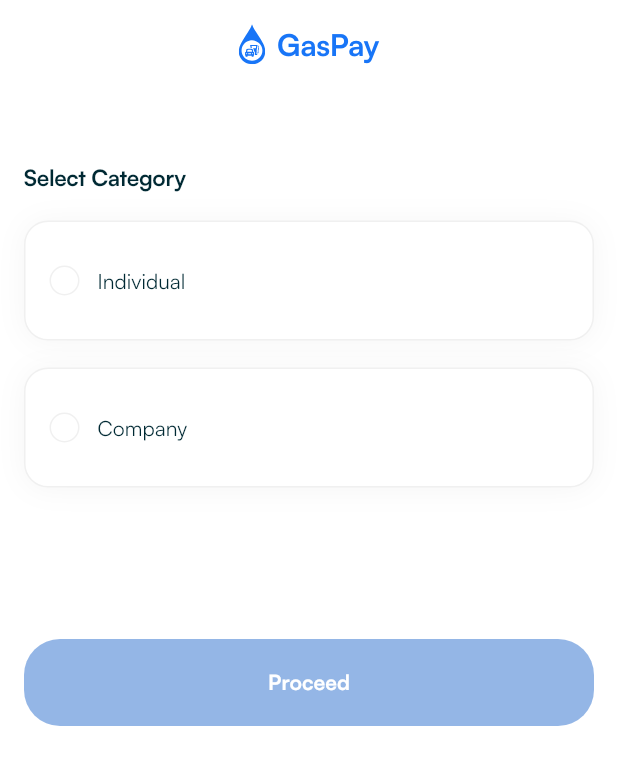
After one commit to quabiee07/gaspay_mobile, a Flutter app: the AccountTypeScreen screen opened directly, on a phone screen of 412 x 824 dp. The commit adds this screen. Shown: the top 765 px of the screen. Run offline on Flutter 3.47's test engine with Material 3 defaults, Android fonts, the light colour scheme and no system bars; our stand-ins replace another_flushbar, dio, flutter_svg, gap, get_it, google_maps_flutter and 5 more; missing offline and left inert: awesome_dio_interceptor; accounts and stored records are empty.

Commit message:
feat: account type impl

```diff
--- a/lib/core/presentation/app.dart
+++ b/lib/core/presentation/app.dart
@@ -3,6 +3,10 @@ import 'package:flutter/services.dart';
 import 'package:gaspay_mobile/core/presentation/manager/theme_provider.dart';
 import 'package:gaspay_mobile/core/presentation/theme/app_theme.dart';
 import 'package:gaspay_mobile/core/presentation/utils/custom_state.dart';
+import 'package:gaspay_mobile/features/auth/presentation/screens/login.dart';
+import 'package:gaspay_mobile/features/auth/presentation/screens/register.dart';
+import 'package:gaspay_mobile/features/auth/presentation/screens/reset_password.dart';
+import 'package:gaspay_mobile/features/onboarding/presentation/screens/onboarding.dart';
 import 'package:gaspay_mobile/features/onboarding/presentation/screens/splash.dart';
 import 'package:provider/provider.dart';
 
@@ -31,6 +35,15 @@ class App extends StatelessWidget with AppTheme {
               navigatorKey: navigator,
               navigatorObservers: [routeObserver],
               home: const SplashScreen(),
+              initialRoute: SplashScreen.id,
+              routes: {
+                SplashScreen.id: (context) => const SplashScreen(),
+                OnboardingScreen.id: (context) => const OnboardingScreen(),
+                RegisterScreen.id: (context) => const RegisterScreen(),
+                LoginScreen.id: (context) => const LoginScreen(),
+                ResetPasswordScreen.id: (context) =>
+                    const ResetPasswordScreen(),
+              },
             ),
           );
         },
--- a/lib/features/auth/presentation/manager/auth_state.dart
+++ b/lib/features/auth/presentation/manager/auth_state.dart
@@ -16,4 +16,6 @@ class AuthState {
   String? emailError;
   String phone = '';
   String? phoneError;
+
+  String? accountType;
 }
--- a/lib/features/auth/presentation/manager/register_provider.dart
+++ b/lib/features/auth/presentation/manager/register_provider.dart
@@ -34,4 +34,9 @@ class RegisterProvider extends CustomProvider {
         state.password.isSpecial() &&
         state.password.trim().length >= 8;
   }
+
+  setAccountType(String value) {
+    state.accountType = value;
+    notifyListeners();
+  }
 }
--- /dev/null
+++ b/lib/features/auth/presentation/screens/account_type.dart
@@ -0,0 +1,96 @@
+import 'package:flutter/material.dart';
+import 'package:gaspay_mobile/core/presentation/resources/drawables.dart';
+import 'package:gaspay_mobile/core/presentation/utils/navigation_mixin.dart';
+import 'package:gaspay_mobile/core/presentation/widgets/button.dart';
+import 'package:gaspay_mobile/core/presentation/widgets/svg_image.dart';
+import 'package:gaspay_mobile/features/auth/presentation/manager/register_provider.dart';
+import 'package:gaspay_mobile/features/auth/presentation/screens/register.dart';
+import 'package:gaspay_mobile/features/auth/presentation/widgets/account_type_card.dart';
+import 'package:provider/provider.dart';
+import 'package:gap/gap.dart';
+
+class AccountTypeScreen extends StatefulWidget {
+  const AccountTypeScreen({super.key});
+
+  static const String id = "/account-type-screen";
+
+  @override
+  State<AccountTypeScreen> createState() => _AccountTypeScreenState();
+}
+
+class _AccountTypeScreenState extends State<AccountTypeScreen> {
+  RegisterProvider? _provider;
+  @override
+  Widget build(BuildContext context) {
+    final theme = Theme.of(context);
+    return ChangeNotifierProvider(
+      create: (_) => RegisterProvider(),
+      child: Consumer<RegisterProvider>(
+        builder: (_, provider, __) {
+          _provider ??= provider;
+          final state = provider.state;
+          return Scaffold(
+            body: SafeArea(
+              child: Padding(
+                padding: const EdgeInsets.all(16.0),
+                child: Column(
+                  crossAxisAlignment: CrossAxisAlignment.start,
+                  mainAxisAlignment: MainAxisAlignment.start,
+                  children: [
+                    Row(
+                      crossAxisAlignment: CrossAxisAlignment.center,
+                      mainAxisAlignment: MainAxisAlignment.center,
+                      children: [
+                        const SvgImage(
+                          asset: icLogo,
+                          height: 27,
+                        ),
+                        const Gap(8),
+                        Text(
+                          'GasPay',
+                          style: theme.textTheme.displayLarge?.copyWith(
+                            fontSize: 20,
+                            color: theme.colorScheme.primary,
+                          ),
+                        )
+                      ],
+                    ),
+                    const Gap(67),
+                    Text(
+                      'Select Category',
+                      style: theme.textTheme.displayLarge?.copyWith(
+                        fontSize: 15,
+                        color: theme.colorScheme.onSurface,
+                      ),
+                    ),
+                    const Gap(20),
+                    AccountTypeCard(
+                      title: 'Individual',
+                      isSelected: state.accountType,
+                      onTap: provider.setAccountType,
+                    ),
+                    const Gap(8),
+                    AccountTypeCard(
+                      title: 'Company',
+                      isSelected: state.accountType,
+                      onTap: provider.setAccountType,
+                    ),
+                    const Gap(91),
+                    Button(
+                      title: 'Proceed',
+                      isEnabled: state.accountType != null,
+                      onPressed: () {
+                        context.pushNamed( RegisterScreen.id, args: state.accountType);
+                      },
+                    ),
+                    const Gap(36),
+                  ],
+                ),
+              ),
+            ),
+          );
+        },
+      ),
+    );
+  }
+}
--- a/lib/features/auth/presentation/screens/pages/personal_info.dart
+++ b/lib/features/auth/presentation/screens/pages/personal_info.dart
@@ -7,7 +7,8 @@ import 'package:gaspay_mobile/core/presentation/widgets/input_field.dart';
 import 'package:gaspay_mobile/features/auth/presentation/screens/login.dart';
 
 class PersonalInfo extends StatelessWidget {
-  const PersonalInfo({super.key});
+  const PersonalInfo({super.key, required this.isCompany});
+  final bool isCompany;
 
   @override
   Widget build(BuildContext context) {
@@ -15,6 +16,17 @@ class PersonalInfo extends StatelessWidget {
     return SingleChildScrollView(
       child: Column(
         children: [
+          if (isCompany) ...[
+            InputField2(
+              hint: 'Company name',
+              onChange: (value) {},
+            ),
+            const Gap(16),
+            InputField2(
+              hint: 'Company email',
+              onChange: (value) {},
+            ),
+          ] else ...[
             InputField2(
               hint: 'First name',
               onChange: (value) {},
@@ -34,6 +46,7 @@ class PersonalInfo extends StatelessWidget {
               hint: 'Phone number',
               onChange: (value) {},
             ),
+          ],
           const Gap(80),
           Button(
             title: 'Continue',
--- a/lib/features/auth/presentation/screens/register.dart
+++ b/lib/features/auth/presentation/screens/register.dart
@@ -20,11 +20,13 @@ class _RegisterScreenState extends State<RegisterScreen> {
 
   @override
   Widget build(BuildContext context) {
+    final type = context.getArgs<String>();
     return ProviderWidget(
       padding: 16,
       provider: RegisterProvider(),
       children: (provider, theme) {
         _provider ??= provider;
+        final state = provider.state;
         return [
           const Gap(10),
           Row(
@@ -91,9 +93,11 @@ class _RegisterScreenState extends State<RegisterScreen> {
               onPageChanged: (value) {
                 provider.setPage(value);
               },
-              children: const [
-                PersonalInfo(),
-                SetPassword(),
+              children: [
+                PersonalInfo(
+                  isCompany: type.contains('company'),
+                ),
+                const SetPassword(),
               ],
             ),
           )
--- /dev/null
+++ b/lib/features/auth/presentation/widgets/account_type_card.dart
@@ -0,0 +1,68 @@
+import 'package:flutter/material.dart';
+import 'package:gap/gap.dart';
+import 'package:gaspay_mobile/core/presentation/widgets/clickable.dart';
+
+class AccountTypeCard extends StatelessWidget {
+  const AccountTypeCard({
+    super.key,
+    required this.isSelected,
+    required this.title,
+    required this.onTap,
+  });
+
+  final String? isSelected;
+  final String title;
+  final Function(String) onTap;
+
+  @override
+  Widget build(BuildContext context) {
+    final theme = Theme.of(context);
+    return Clickable(
+      onPressed: () {
+        onTap(title.toLowerCase());
+      },
+      child: Container(
+        height: 80,
+        margin: const EdgeInsets.only(bottom: 10),
+        padding: const EdgeInsets.symmetric(horizontal: 16, vertical: 28),
+        decoration: BoxDecoration(
+            color: theme.colorScheme.surface,
+            borderRadius: BorderRadius.circular(16),
+            border: Border.all(color: const Color(0xFFF0F0F0)),
+            boxShadow: [
+              BoxShadow(
+                  color: const Color(0xFFEFEFEF).withOpacity(.64),
+                  blurRadius: 16,
+                  offset: const Offset(0, 1))
+            ]),
+        child: Row(
+          crossAxisAlignment: CrossAxisAlignment.center,
+          children: [
+            Container(
+              height: 20,
+              width: 20,
+              decoration: BoxDecoration(
+                shape: BoxShape.circle,
+                border: Border.all(
+                    width: isSelected?.toLowerCase() == title.toLowerCase()
+                        ? 5
+                        : 1,
+                    color: isSelected?.toLowerCase() == title.toLowerCase()
+                        ? theme.colorScheme.primary
+                        : const Color(0xFFF0F0F0)),
+              ),
+            ),
+            const Gap(12),
+            Text(
+              title,
+              style: theme.textTheme.displaySmall?.copyWith(
+                fontSize: 14,
+                color: theme.colorScheme.onSurface,
+              ),
+            ),
+          ],
+        ),
+      ),
+    );
+  }
+}
--- a/lib/features/location/presentation/screens/pick_location.dart
+++ b/lib/features/location/presentation/screens/pick_location.dart
@@ -1,17 +1,12 @@
 import 'package:flutter/material.dart';
 import 'package:gap/gap.dart';
-import 'package:gaspay_mobile/core/presentation/resources/drawables.dart';
 import 'package:gaspay_mobile/core/presentation/utils/custom_state.dart';
 import 'package:gaspay_mobile/core/presentation/utils/navigation_mixin.dart';
-import 'package:gaspay_mobile/core/presentation/utils/snack_bar_utils.dart';
 import 'package:gaspay_mobile/core/presentation/widgets/button.dart';
-import 'package:gaspay_mobile/core/presentation/widgets/clickable.dart';
 import 'package:gaspay_mobile/core/presentation/widgets/input_field.dart';
 import 'package:gaspay_mobile/core/presentation/widgets/pop_widget.dart';
 import 'package:gaspay_mobile/core/presentation/widgets/provider_widget.dart';
-import 'package:gaspay_mobile/core/presentation/widgets/svg_image.dart';
 import 'package:gaspay_mobile/features/location/presentation/manager/location_provider.dart';
-import 'package:gaspay_mobile/features/location/presentation/screens/enable_location.dart';
 import 'package:google_maps_flutter/google_maps_flutter.dart';
 import 'package:location/location.dart';
 
--- a/lib/features/onboarding/presentation/screens/onboarding.dart
+++ b/lib/features/onboarding/presentation/screens/onboarding.dart
@@ -4,6 +4,7 @@ import 'package:gaspay_mobile/core/presentation/utils/navigation_mixin.dart';
 import 'package:gaspay_mobile/core/presentation/widgets/button.dart';
 import 'package:gaspay_mobile/core/presentation/widgets/custom_image.dart';
 import 'package:gaspay_mobile/core/presentation/widgets/svg_image.dart';
+import 'package:gaspay_mobile/features/auth/presentation/screens/account_type.dart';
 import 'package:gaspay_mobile/features/auth/presentation/screens/login.dart';
 import 'package:gaspay_mobile/features/auth/presentation/screens/register.dart';
 import 'package:gaspay_mobile/features/onboarding/presentation/manager/onboarding_provider.dart';
@@ -106,7 +107,7 @@ class _OnboardingScreenState extends State<OnboardingScreen> {
                       onPressed: () {
                         if (provider.isEnd()) {
                           provider.setOnboarding();
-                          context.push(const RegisterScreen());
+                          context.push(const AccountTypeScreen());
                         } else {
                           _controller.animateToPage(
                             provider.page + 1,
--- a/lib/features/onboarding/presentation/screens/splash.dart
+++ b/lib/features/onboarding/presentation/screens/splash.dart
@@ -4,6 +4,7 @@ import 'package:gaspay_mobile/core/presentation/utils/custom_state.dart';
 import 'package:gaspay_mobile/core/presentation/utils/navigation_mixin.dart';
 import 'package:gaspay_mobile/core/presentation/utils/snack_bar_utils.dart';
 import 'package:gaspay_mobile/core/presentation/widgets/svg_image.dart';
+import 'package:gaspay_mobile/features/auth/presentation/screens/account_type.dart';
 import 'package:gaspay_mobile/features/auth/presentation/screens/register.dart';
 import 'package:gaspay_mobile/features/onboarding/presentation/manager/splash_provider.dart';
 import 'package:gaspay_mobile/features/onboarding/presentation/screens/onboarding.dart';
@@ -28,7 +29,7 @@ class _SplashScreenState extends CustomState<SplashScreen> {
       if (event == -1) {
         context.pushReplacement(const OnboardingScreen());
       } else if (event == 0) {
-        context.pushReplacement(const RegisterScreen());
+        context.pushReplacement(const AccountTypeScreen());
       } else {
         //To home
         // context.pushNamedAndClear(HomeScreen.id);
```
Lines whose indentation alone changed are shown as unchanged.
